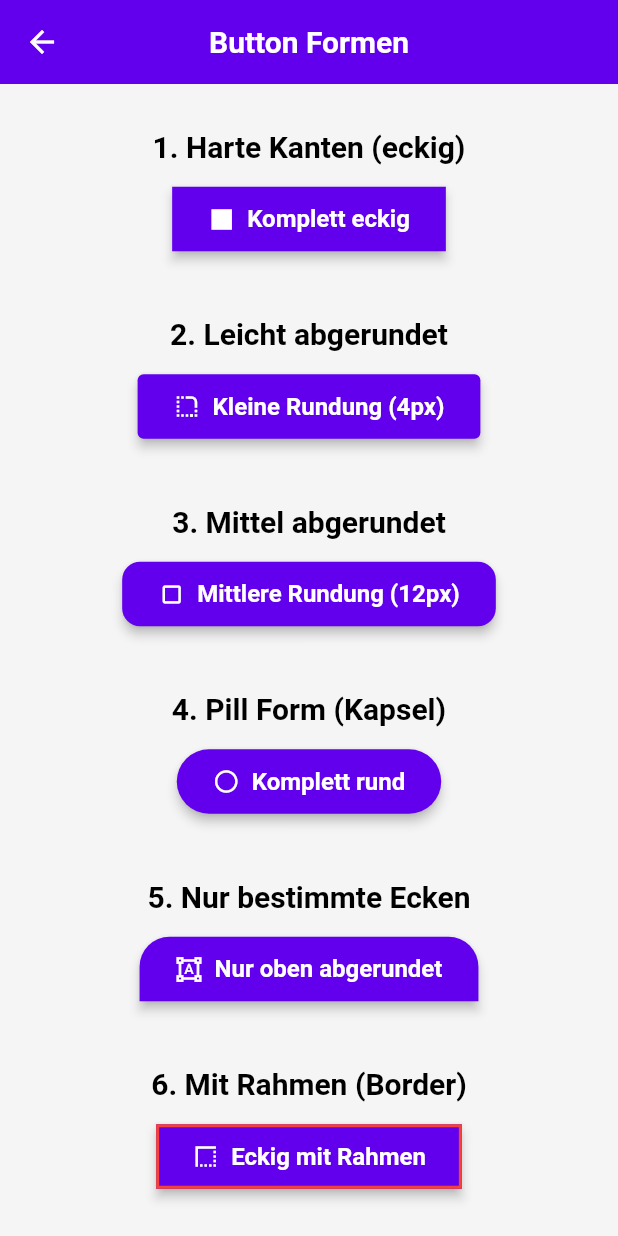
After one commit to jads147/basic_learning, a Flutter app: the ButtonShapesDemo screen opened directly, on a phone screen of 412 x 824 dp. The commit adds this screen. Run offline on Flutter 3.47's test engine with Material 3 defaults, Android fonts, the phone set to English and light mode, and no system bars.

Commit message:
eckige button

```diff
--- /dev/null
+++ b/lib/widgets/button_shapes_demo.dart
@@ -0,0 +1,184 @@
+import 'package:flutter/material.dart';
+
+/// BUTTON SHAPES DEMO
+///
+/// Zeigt verschiedene Button-Formen und wie man sie erstellt
+class ButtonShapesDemo extends StatelessWidget {
+  const ButtonShapesDemo({super.key});
+
+  @override
+  Widget build(BuildContext context) {
+    return Scaffold(
+      appBar: AppBar(
+        title: const Text('Button Formen'),
+      ),
+      body: Center(
+        child: Padding(
+          padding: const EdgeInsets.all(20.0),
+          child: Column(
+            mainAxisAlignment: MainAxisAlignment.center,
+            children: [
+              // ==================== 1. HARTE KANTEN (0 Radius) ====================
+              Text(
+                '1. Harte Kanten (eckig)',
+                style: Theme.of(context).textTheme.headlineSmall,
+              ),
+              const SizedBox(height: 10),
+
+              ElevatedButton.icon(
+                onPressed: () {},
+                icon: const Icon(Icons.square),
+                label: const Text('Komplett eckig'),
+                style: ElevatedButton.styleFrom(
+                  // HIER: BorderRadius.circular(0) = Harte Kanten!
+                  shape: RoundedRectangleBorder(
+                    borderRadius: BorderRadius.circular(0),
+                  ),
+                  // Oder noch einfacher:
+                  // shape: const RoundedRectangleBorder(),
+                ),
+              ),
+
+              const SizedBox(height: 40),
+
+              // ==================== 2. LEICHT ABGERUNDET ====================
+              Text(
+                '2. Leicht abgerundet',
+                style: Theme.of(context).textTheme.headlineSmall,
+              ),
+              const SizedBox(height: 10),
+
+              ElevatedButton.icon(
+                onPressed: () {},
+                icon: const Icon(Icons.rounded_corner),
+                label: const Text('Kleine Rundung (4px)'),
+                style: ElevatedButton.styleFrom(
+                  // Kleine Rundung
+                  shape: RoundedRectangleBorder(
+                    borderRadius: BorderRadius.circular(4),
+                  ),
+                ),
+              ),
+
+              const SizedBox(height: 40),
+
+              // ==================== 3. MITTEL ABGERUNDET ====================
+              Text(
+                '3. Mittel abgerundet',
+                style: Theme.of(context).textTheme.headlineSmall,
+              ),
+              const SizedBox(height: 10),
+
+              ElevatedButton.icon(
+                onPressed: () {},
+                icon: const Icon(Icons.crop_square),
+                label: const Text('Mittlere Rundung (12px)'),
+                style: ElevatedButton.styleFrom(
+                  // Das ist der Standard in unserem Theme
+                  shape: RoundedRectangleBorder(
+                    borderRadius: BorderRadius.circular(12),
+                  ),
+                ),
+              ),
+
+              const SizedBox(height: 40),
+
+              // ==================== 4. PILL FORM (Kapsel) ====================
+              Text(
+                '4. Pill Form (Kapsel)',
+                style: Theme.of(context).textTheme.headlineSmall,
+              ),
+              const SizedBox(height: 10),
+
+              ElevatedButton.icon(
+                onPressed: () {},
+                icon: const Icon(Icons.panorama_fish_eye),
+                label: const Text('Komplett rund'),
+                style: ElevatedButton.styleFrom(
+                  // Sehr große Rundung = Kapsel-Form
+                  shape: RoundedRectangleBorder(
+                    borderRadius: BorderRadius.circular(50),
+                  ),
+                ),
+              ),
+
+              const SizedBox(height: 40),
+
+              // ==================== 5. NUR BESTIMMTE ECKEN ABRUNDEN ====================
+              Text(
+                '5. Nur bestimmte Ecken',
+                style: Theme.of(context).textTheme.headlineSmall,
+              ),
+              const SizedBox(height: 10),
+
+              ElevatedButton.icon(
+                onPressed: () {},
+                icon: const Icon(Icons.format_shapes),
+                label: const Text('Nur oben abgerundet'),
+                style: ElevatedButton.styleFrom(
+                  // Nur oben links und oben rechts abrunden
+                  shape: const RoundedRectangleBorder(
+                    borderRadius: BorderRadius.only(
+                      topLeft: Radius.circular(20),
+                      topRight: Radius.circular(20),
+                      bottomLeft: Radius.circular(0),  // Eckig
+                      bottomRight: Radius.circular(0), // Eckig
+                    ),
+                  ),
+                ),
+              ),
+
+              const SizedBox(height: 40),
+
+              // ==================== 6. MIT RAHMEN ====================
+              Text(
+                '6. Mit Rahmen (Border)',
+                style: Theme.of(context).textTheme.headlineSmall,
+              ),
+              const SizedBox(height: 10),
+
+              ElevatedButton.icon(
+                onPressed: () {},
+                icon: const Icon(Icons.border_style),
+                label: const Text('Eckig mit Rahmen'),
+                style: ElevatedButton.styleFrom(
+                  shape: RoundedRectangleBorder(
+                    borderRadius: BorderRadius.circular(0), // Eckig
+                    side: const BorderSide(
+                      color: Colors.red,  // Rote Rahmenfarbe
+                      width: 2,           // 2px Rahmenstärke
+                    ),
+                  ),
+                ),
+              ),
+            ],
+          ),
+        ),
+      ),
+    );
+  }
+}
+
+// ============================================
+// WIE DU HARTE KANTEN BEKOMMST
+// ============================================
+//
+// VARIANTE 1 - Im einzelnen Button:
+//   ElevatedButton(
+//     style: ElevatedButton.styleFrom(
+//       shape: RoundedRectangleBorder(
+//         borderRadius: BorderRadius.circular(0),  // ← 0 = eckig!
+//       ),
+//     ),
+//     ...
+//   )
+//
+// VARIANTE 2 - Im Theme für ALLE Buttons:
+//   In app_theme.dart bei elevatedButtonTheme:
+//   shape: RoundedRectangleBorder(
+//     borderRadius: BorderRadius.circular(0),  // ← Alle Buttons eckig
+//   ),
+//
+// VARIANTE 3 - Im CustomButton Widget:
+//   In custom_button.dart Zeile 68 ändern:
+//   borderRadius: BorderRadius.circular(0),  // Statt 12
```
Also changed, not shown: lib/theme/app_theme.dart (+27 -42 lines), lib/widgets/custom_button.dart (+4 -8 lines), lib/widgets/custom_button_v2.dart (added, +102 -0 lines), .claude/settings.local.json (added).
